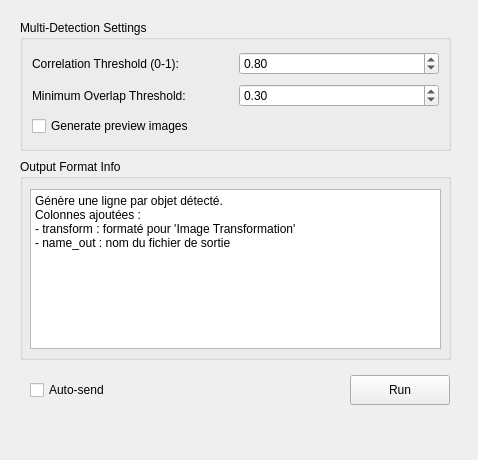
The window that orangecontrib/IMG4IT/widgets/designer/ow_pattern_matching.ui (TigerODM/TigerODM) describes before a commit, drawn with Qt 5.
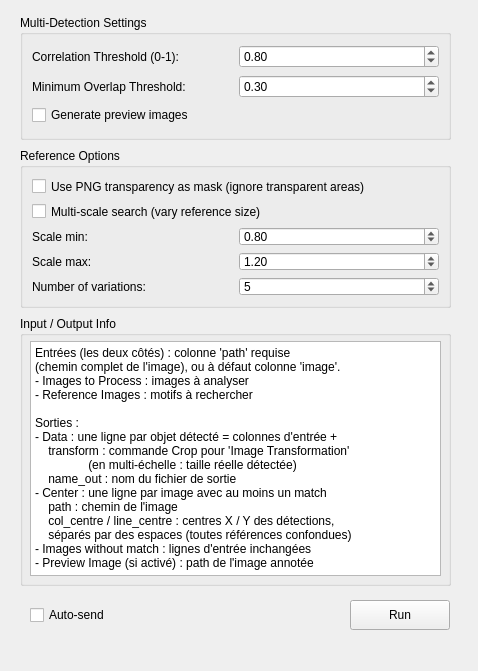
The same window after the commit.

What changed in the file:
```diff
--- a/orangecontrib/IMG4IT/widgets/designer/ow_pattern_matching.ui
+++ b/orangecontrib/IMG4IT/widgets/designer/ow_pattern_matching.ui
@@ -7,16 +7,16 @@
     <x>0</x>
     <y>0</y>
     <width>478</width>
-    <height>460</height>
+    <height>671</height>
    </rect>
   </property>
   <widget class="QGroupBox" name="groupBox">
    <property name="geometry">
     <rect>
      <x>20</x>
-     <y>20</y>
+     <y>15</y>
      <width>431</width>
-     <height>131</height>
+     <height>125</height>
     </rect>
    </property>
    <property name="title">
@@ -72,35 +72,154 @@
     </item>
    </layout>
   </widget>
+  <widget class="QGroupBox" name="groupBox_3">
+   <property name="geometry">
+    <rect>
+     <x>20</x>
+     <y>148</y>
+     <width>431</width>
+     <height>160</height>
+    </rect>
+   </property>
+   <property name="title">
+    <string>Reference Options</string>
+   </property>
+   <layout class="QGridLayout" name="gridLayout_2">
+    <item row="0" column="0" colspan="2">
+     <widget class="QCheckBox" name="checkBox_alpha_mask">
+      <property name="toolTip">
+       <string>Les pixels transparents des PNG de référence sont ignorés (zones de texte variable, fond...)</string>
+      </property>
+      <property name="text">
+       <string>Use PNG transparency as mask (ignore transparent areas)</string>
+      </property>
+     </widget>
+    </item>
+    <item row="1" column="0" colspan="2">
+     <widget class="QCheckBox" name="checkBox_multiscale">
+      <property name="toolTip">
+       <string>Recherche la référence à plusieurs tailles entre l'échelle min et max</string>
+      </property>
+      <property name="text">
+       <string>Multi-scale search (vary reference size)</string>
+      </property>
+     </widget>
+    </item>
+    <item row="2" column="0">
+     <widget class="QLabel" name="label_scale_min">
+      <property name="text">
+       <string>Scale min:</string>
+      </property>
+     </widget>
+    </item>
+    <item row="2" column="1">
+     <widget class="QDoubleSpinBox" name="spinScaleMin">
+      <property name="decimals">
+       <number>2</number>
+      </property>
+      <property name="minimum">
+       <double>0.100000000000000</double>
+      </property>
+      <property name="maximum">
+       <double>5.000000000000000</double>
+      </property>
+      <property name="singleStep">
+       <double>0.050000000000000</double>
+      </property>
+      <property name="value">
+       <double>0.800000000000000</double>
+      </property>
+     </widget>
+    </item>
+    <item row="3" column="0">
+     <widget class="QLabel" name="label_scale_max">
+      <property name="text">
+       <string>Scale max:</string>
+      </property>
+     </widget>
+    </item>
+    <item row="3" column="1">
+     <widget class="QDoubleSpinBox" name="spinScaleMax">
+      <property name="decimals">
+       <number>2</number>
+      </property>
+      <property name="minimum">
+       <double>0.100000000000000</double>
+      </property>
+      <property name="maximum">
+       <double>5.000000000000000</double>
+      </property>
+      <property name="singleStep">
+       <double>0.050000000000000</double>
+      </property>
+      <property name="value">
+       <double>1.200000000000000</double>
+      </property>
+     </widget>
+    </item>
+    <item row="4" column="0">
+     <widget class="QLabel" name="label_scale_steps">
+      <property name="text">
+       <string>Number of variations:</string>
+      </property>
+     </widget>
+    </item>
+    <item row="4" column="1">
+     <widget class="QSpinBox" name="spinScaleSteps">
+      <property name="minimum">
+       <number>1</number>
+      </property>
+      <property name="maximum">
+       <number>50</number>
+      </property>
+      <property name="value">
+       <number>5</number>
+      </property>
+     </widget>
+    </item>
+   </layout>
+  </widget>
   <widget class="QGroupBox" name="groupBox_2">
    <property name="geometry">
     <rect>
      <x>20</x>
-     <y>159</y>
+     <y>316</y>
      <width>431</width>
-     <height>201</height>
+     <height>270</height>
     </rect>
    </property>
    <property name="title">
-    <string>Output Format Info</string>
+    <string>Input / Output Info</string>
    </property>
    <widget class="QPlainTextEdit" name="plainTextEdit">
     <property name="geometry">
      <rect>
       <x>10</x>
-      <y>30</y>
+      <y>25</y>
       <width>411</width>
-      <height>160</height>
+      <height>235</height>
      </rect>
     </property>
     <property name="readOnly">
      <bool>true</bool>
     </property>
     <property name="plainText">
-     <string>Génère une ligne par objet détecté.
-Colonnes ajoutées :
-- transform : formaté pour 'Image Transformation'
-- name_out : nom du fichier de sortie</string>
+     <string>Entrées (les deux côtés) : colonne 'path' requise
+(chemin complet de l'image), ou à défaut colonne 'image'.
+- Images to Process : images à analyser
+- Reference Images : motifs à rechercher
+
+Sorties :
+- Data : une ligne par objet détecté = colonnes d'entrée +
+    transform : commande Crop pour 'Image Transformation'
+                (en multi-échelle : taille réelle détectée)
+    name_out : nom du fichier de sortie
+- Center : une ligne par image avec au moins un match
+    path : chemin de l'image
+    col_centre / line_centre : centres X / Y des détections,
+    séparés par des espaces (toutes références confondues)
+- Images without match : lignes d'entrée inchangées
+- Preview Image (si activé) : path de l'image annotée</string>
     </property>
    </widget>
   </widget>
@@ -108,7 +227,7 @@
    <property name="geometry">
     <rect>
      <x>30</x>
-     <y>380</y>
+     <y>605</y>
      <width>100</width>
      <height>20</height>
     </rect>
@@ -121,7 +240,7 @@
    <property name="geometry">
     <rect>
      <x>350</x>
-     <y>375</y>
+     <y>600</y>
      <width>100</width>
      <height>30</height>
     </rect>
```
